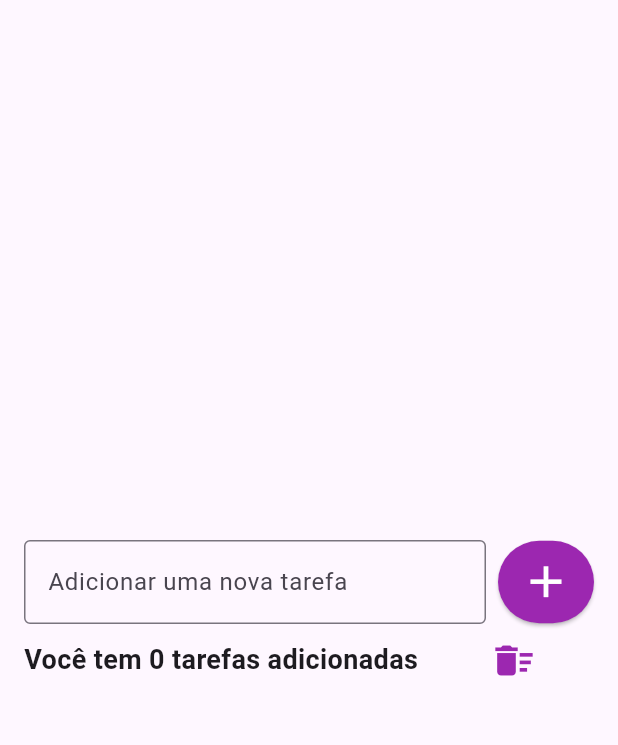
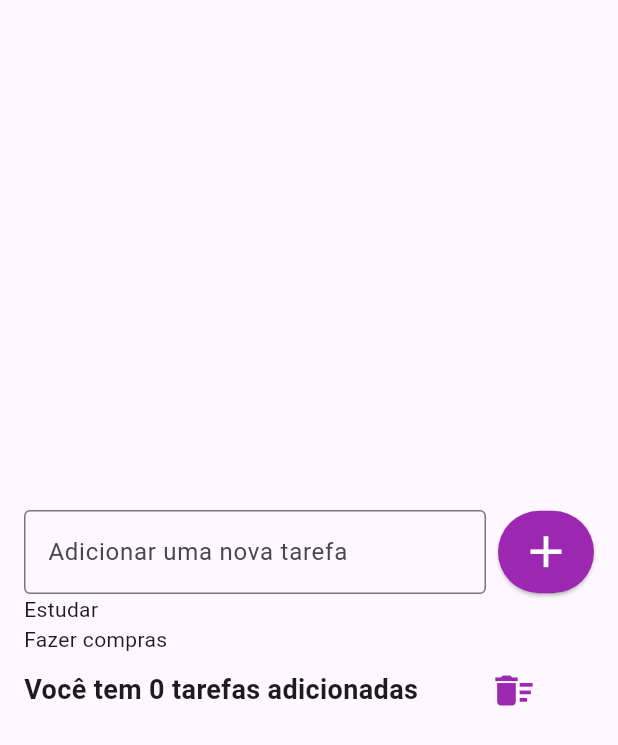
Before and after one commit to GianiBraga/Tarefas, a Flutter app: the screen it shows after launch, on a phone screen of 412 x 824 dp. Shown: the top 745 px of the screen. Run offline on Flutter 3.47's test engine with Material 3 defaults, Android fonts, the phone set to English and light mode, and no system bars; our stand-ins replace flutter_slidable, shared_preferences.

```diff
--- a/tarefas1/tarefas/lib/pages/todo_list_page.dart
+++ b/tarefas1/tarefas/lib/pages/todo_list_page.dart
@@ -1,3 +1,4 @@
+import 'package:flutter/cupertino.dart';
 import 'package:flutter/material.dart';
 import 'package:flutter/widgets.dart';
 
@@ -54,6 +55,22 @@ class _TodoListPageState extends State<TodoListPage> {
                     ),
                   ],
                 ),
+                // Lugar da
+                Flexible(
+                  child: ListView(
+                    shrinkWrap: true,
+                    children: [
+                      Text('Estudar'),
+                      Text("Fazer compras")
+                    ],
+                  ),
+                ),
+
+
+
+
+
+                //--------------
                 // Novas informações
                 // Texto contendo a quantidade de tarefas
                 // botão com o icone de lixeira
--- a/tarefas1/tarefas/pubspec.yaml
+++ b/tarefas1/tarefas/pubspec.yaml
@@ -35,6 +35,9 @@ dependencies:
   # The following adds the Cupertino Icons font to your application.
   # Use with the CupertinoIcons class for iOS style icons.
   cupertino_icons: ^1.0.6
+  intl:
+  flutter_slidable: ^3.0.1
+  shared_preferences: ^2.2.2
 
 dev_dependencies:
   flutter_test:
```
Also changed, not shown: tarefas1/tarefas/lib/models/todo.dart (added, +24 -0 lines), tarefas1/tarefas/lib/repositories/todo_repository.dart (added, +39 -0 lines), tarefas1/tarefas/lib/widgets/todo_list_item.dart (added, +28 -0 lines), tarefas1/tarefas/pubspec.lock.
